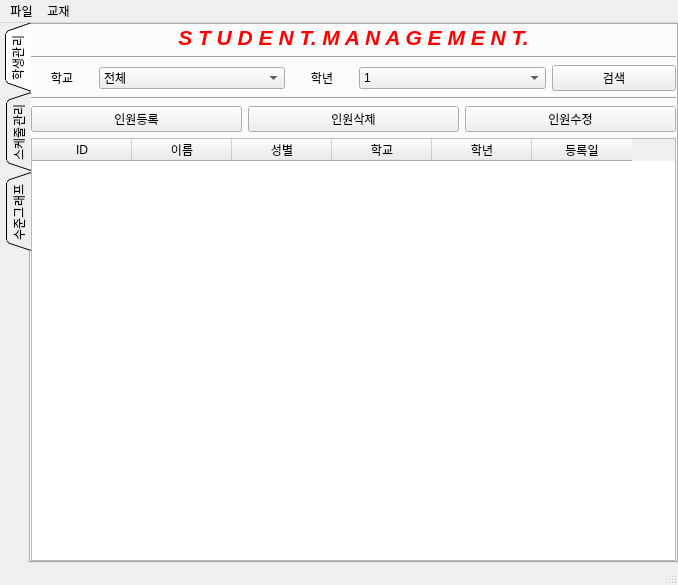
Old version of the form pyqt_ui/main.ui in the repository jiseok7620/student-schedule-management.
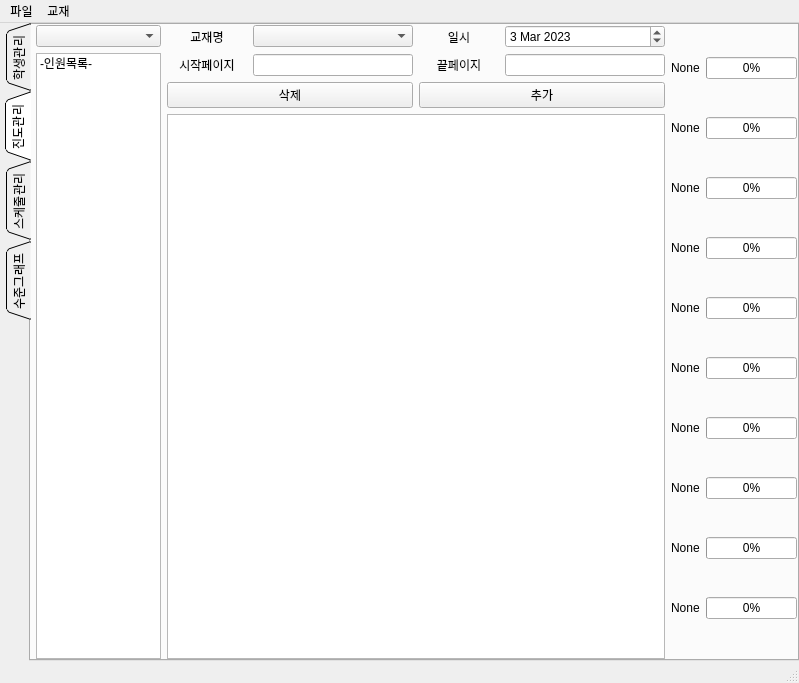
New version of the form.

Commit message: office commit 20230303 before ..btnProDelete, btnProAdd

```diff
--- a/pyqt_ui/main.ui
+++ b/pyqt_ui/main.ui
@@ -6,8 +6,8 @@
    <rect>
     <x>0</x>
     <y>0</y>
-    <width>678</width>
-    <height>585</height>
+    <width>799</width>
+    <height>683</height>
    </rect>
   </property>
   <property name="windowTitle">
@@ -28,11 +28,11 @@
      <number>0</number>
     </property>
     <item>
-     <layout class="QVBoxLayout" name="verticalLayout_8">
+     <layout class="QGridLayout" name="gridLayout_8">
       <property name="leftMargin">
        <number>5</number>
       </property>
-      <item>
+      <item row="0" column="0">
        <widget class="QTabWidget" name="tabWidget">
         <property name="tabPosition">
          <enum>QTabWidget::West</enum>
@@ -41,7 +41,7 @@
          <enum>QTabWidget::Triangular</enum>
         </property>
         <property name="currentIndex">
-         <number>0</number>
+         <number>1</number>
         </property>
         <widget class="QWidget" name="tab">
          <attribute name="title">
@@ -65,7 +65,7 @@
             <item>
              <widget class="QLabel" name="label">
               <property name="text">
-               <string>&lt;html&gt;&lt;head/&gt;&lt;body&gt;&lt;p&gt;&lt;span style=&quot; font-size:16pt; font-weight:600; font-style:italic; color:#ff0000;&quot;&gt;S T U D E N T. M A N A G E M E N T.&lt;/span&gt;&lt;/p&gt;&lt;/body&gt;&lt;/html&gt;</string>
+               <string>&lt;html&gt;&lt;head/&gt;&lt;body&gt;&lt;p&gt;&lt;span style=&quot; font-size:16pt; font-weight:600; font-style:italic; color:#ff0000;&quot;&gt;S T U D E N T. M A N A G E M E N T&lt;/span&gt;&lt;/p&gt;&lt;/body&gt;&lt;/html&gt;</string>
               </property>
               <property name="alignment">
                <set>Qt::AlignCenter</set>
@@ -238,6 +238,325 @@
           </item>
          </layout>
         </widget>
+        <widget class="QWidget" name="tab_4">
+         <attribute name="title">
+          <string>진도관리</string>
+         </attribute>
+         <layout class="QGridLayout" name="gridLayout_9">
+          <property name="leftMargin">
+           <number>5</number>
+          </property>
+          <property name="topMargin">
+           <number>0</number>
+          </property>
+          <property name="rightMargin">
+           <number>0</number>
+          </property>
+          <property name="bottomMargin">
+           <number>0</number>
+          </property>
+          <item row="0" column="0">
+           <layout class="QHBoxLayout" name="horizontalLayout_5" stretch="1,4,1">
+            <item>
+             <layout class="QVBoxLayout" name="verticalLayout_10">
+              <item>
+               <widget class="QComboBox" name="comboStudentList2"/>
+              </item>
+              <item>
+               <widget class="QListWidget" name="listWidget2">
+                <item>
+                 <property name="text">
+                  <string>-인원목록-</string>
+                 </property>
+                </item>
+               </widget>
+              </item>
+             </layout>
+            </item>
+            <item>
+             <layout class="QHBoxLayout" name="horizontalLayout_7" stretch="5">
+              <item>
+               <layout class="QVBoxLayout" name="verticalLayout_12">
+                <item>
+                 <layout class="QGridLayout" name="gridLayout_5" columnstretch="1,2,1,2">
+                  <item row="4" column="1">
+                   <widget class="QLineEdit" name="bookTitle"/>
+                  </item>
+                  <item row="3" column="0">
+                   <widget class="QLabel" name="label_48">
+                    <property name="text">
+                     <string>교재명</string>
+                    </property>
+                    <property name="alignment">
+                     <set>Qt::AlignCenter</set>
+                    </property>
+                   </widget>
+                  </item>
+                  <item row="3" column="1">
+                   <widget class="QComboBox" name="comboSchool"/>
+                  </item>
+                  <item row="4" column="0">
+                   <widget class="QLabel" name="label_49">
+                    <property name="text">
+                     <string>시작페이지</string>
+                    </property>
+                    <property name="alignment">
+                     <set>Qt::AlignCenter</set>
+                    </property>
+                   </widget>
+                  </item>
+                  <item row="4" column="2">
+                   <widget class="QLabel" name="label_50">
+                    <property name="text">
+                     <string>끝페이지</string>
+                    </property>
+                    <property name="alignment">
+                     <set>Qt::AlignCenter</set>
+                    </property>
+                   </widget>
+                  </item>
+                  <item row="3" column="2">
+                   <widget class="QLabel" name="label_51">
+                    <property name="text">
+                     <string>일시</string>
+                    </property>
+                    <property name="alignment">
+                     <set>Qt::AlignCenter</set>
+                    </property>
+                   </widget>
+                  </item>
+                  <item row="3" column="3">
+                   <widget class="QDateEdit" name="dateEdit_2">
+                    <property name="dateTime">
+                     <datetime>
+                      <hour>0</hour>
+                      <minute>0</minute>
+                      <second>0</second>
+                      <year>2023</year>
+                      <month>3</month>
+                      <day>3</day>
+                     </datetime>
+                    </property>
+                   </widget>
+                  </item>
+                  <item row="4" column="3">
+                   <widget class="QLineEdit" name="lineEdit"/>
+                  </item>
+                 </layout>
+                </item>
+                <item>
+                 <layout class="QHBoxLayout" name="horizontalLayout_8">
+                  <item>
+                   <widget class="QPushButton" name="btnProDelete">
+                    <property name="text">
+                     <string>삭제</string>
+                    </property>
+                   </widget>
+                  </item>
+                  <item>
+                   <widget class="QPushButton" name="btnProAdd">
+                    <property name="text">
+                     <string>추가</string>
+                    </property>
+                   </widget>
+                  </item>
+                 </layout>
+                </item>
+                <item>
+                 <widget class="QTableWidget" name="tableWidget2"/>
+                </item>
+               </layout>
+              </item>
+             </layout>
+            </item>
+            <item>
+             <layout class="QVBoxLayout" name="verticalLayout_8">
+              <item>
+               <layout class="QHBoxLayout" name="horizontalLayout_19">
+                <item>
+                 <widget class="QLabel" name="label_61">
+                  <property name="text">
+                   <string>None</string>
+                  </property>
+                 </widget>
+                </item>
+                <item>
+                 <widget class="QProgressBar" name="progressBar_10">
+                  <property name="value">
+                   <number>0</number>
+                  </property>
+                 </widget>
+                </item>
+               </layout>
+              </item>
+              <item>
+               <layout class="QHBoxLayout" name="horizontalLayout_18">
+                <item>
+                 <widget class="QLabel" name="label_60">
+                  <property name="text">
+                   <string>None</string>
+                  </property>
+                 </widget>
+                </item>
+                <item>
+                 <widget class="QProgressBar" name="progressBar_9">
+                  <property name="value">
+                   <number>0</number>
+                  </property>
+                 </widget>
+                </item>
+               </layout>
+              </item>
+              <item>
+               <layout class="QHBoxLayout" name="horizontalLayout_17">
+                <item>
+                 <widget class="QLabel" name="label_59">
+                  <property name="text">
+                   <string>None</string>
+                  </property>
+                 </widget>
+                </item>
+                <item>
+                 <widget class="QProgressBar" name="progressBar_8">
+                  <property name="value">
+                   <number>0</number>
+                  </property>
+                 </widget>
+                </item>
+               </layout>
+              </item>
+              <item>
+               <layout class="QHBoxLayout" name="horizontalLayout_16">
+                <item>
+                 <widget class="QLabel" name="label_58">
+                  <property name="text">
+                   <string>None</string>
+                  </property>
+                 </widget>
+                </item>
+                <item>
+                 <widget class="QProgressBar" name="progressBar_7">
+                  <property name="value">
+                   <number>0</number>
+                  </property>
+                 </widget>
+                </item>
+               </layout>
+              </item>
+              <item>
+               <layout class="QHBoxLayout" name="horizontalLayout_15">
+                <item>
+                 <widget class="QLabel" name="label_57">
+                  <property name="text">
+                   <string>None</string>
+                  </property>
+                 </widget>
+                </item>
+                <item>
+                 <widget class="QProgressBar" name="progressBar_6">
+                  <property name="value">
+                   <number>0</number>
+                  </property>
+                 </widget>
+                </item>
+               </layout>
+              </item>
+              <item>
+               <layout class="QHBoxLayout" name="horizontalLayout_14">
+                <item>
+                 <widget class="QLabel" name="label_56">
+                  <property name="text">
+                   <string>None</string>
+                  </property>
+                 </widget>
+                </item>
+                <item>
+                 <widget class="QProgressBar" name="progressBar_5">
+                  <property name="value">
+                   <number>0</number>
+                  </property>
+                 </widget>
+                </item>
+               </layout>
+              </item>
+              <item>
+               <layout class="QHBoxLayout" name="horizontalLayout_13">
+                <item>
+                 <widget class="QLabel" name="label_55">
+                  <property name="text">
+                   <string>None</string>
+                  </property>
+                 </widget>
+                </item>
+                <item>
+                 <widget class="QProgressBar" name="progressBar_4">
+                  <property name="value">
+                   <number>0</number>
+                  </property>
+                 </widget>
+                </item>
+               </layout>
+              </item>
+              <item>
+               <layout class="QHBoxLayout" name="horizontalLayout_12">
+                <item>
+                 <widget class="QLabel" name="label_54">
+                  <property name="text">
+                   <string>None</string>
+                  </property>
+                 </widget>
+                </item>
+                <item>
+                 <widget class="QProgressBar" name="progressBar_3">
+                  <property name="value">
+                   <number>0</number>
+                  </property>
+                 </widget>
+                </item>
+               </layout>
+              </item>
+              <item>
+               <layout class="QHBoxLayout" name="horizontalLayout_10">
+                <item>
+                 <widget class="QLabel" name="label_53">
+                  <property name="text">
+                   <string>None</string>
+                  </property>
+                 </widget>
+                </item>
+                <item>
+                 <widget class="QProgressBar" name="progressBar_2">
+                  <property name="value">
+                   <number>0</number>
+                  </property>
+                 </widget>
+                </item>
+               </layout>
+              </item>
+              <item>
+               <layout class="QHBoxLayout" name="horizontalLayout_9">
+                <item>
+                 <widget class="QLabel" name="label_52">
+                  <property name="text">
+                   <string>None</string>
+                  </property>
+                 </widget>
+                </item>
+                <item>
+                 <widget class="QProgressBar" name="progressBar">
+                  <property name="value">
+                   <number>0</number>
+                  </property>
+                 </widget>
+                </item>
+               </layout>
+              </item>
+             </layout>
+            </item>
+           </layout>
+          </item>
+         </layout>
+        </widget>
         <widget class="QWidget" name="tab_2">
          <attribute name="title">
           <string>스케줄관리</string>
@@ -711,7 +1030,7 @@
     <rect>
      <x>0</x>
      <y>0</y>
-     <width>678</width>
+     <width>799</width>
      <height>21</height>
     </rect>
    </property>
```
Left out of the diff: 32 changed lines with no effect on the pictures. The commit also changes 8 other files.
